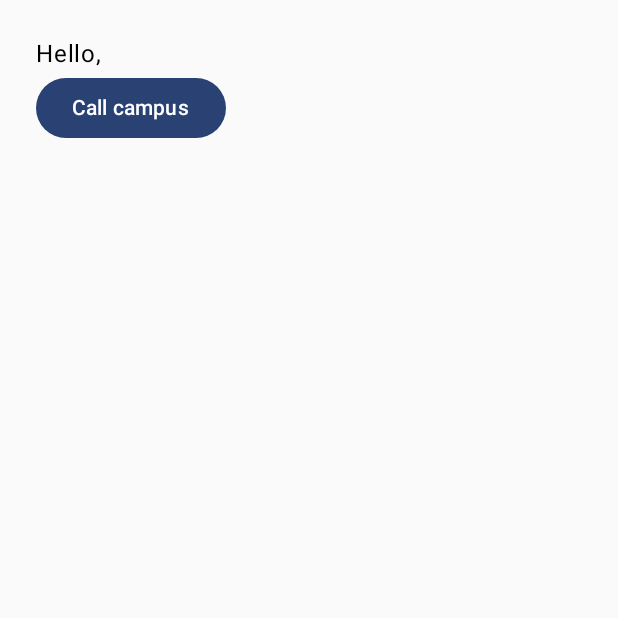
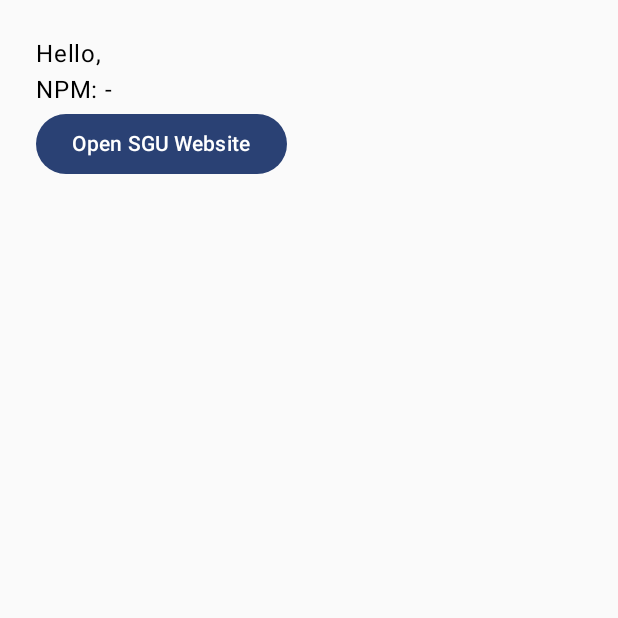
Before and after one commit to davidl1459/kampusgo, an Android app built with Jetpack Compose: the screen it shows after launch (ProfileActivity), after a tap on "Open profile", on a phone screen of 412 x 824 dp, the top half of it. Run offline under Robolectric (Android 15) with nearby library versions, the phone set to English and light mode, and no system bars.

Commit message:
Lab 03 Activities, Lifecycle, and Intents

```diff
--- a/app/src/main/java/com/sgu/kampusgo/MainActivity.kt
+++ b/app/src/main/java/com/sgu/kampusgo/MainActivity.kt
@@ -31,6 +31,7 @@ class MainActivity : ComponentActivity() {
             KampusGoTheme {
 // Holds the typed text while this screen is open. A redraw keeps it. Rotation still runs onCreate again.
                 var name by remember { mutableStateOf("") }
+                var npm by remember { mutableStateOf("") }
                 Scaffold(modifier = Modifier.fillMaxSize()) { innerPadding ->
                     Column(
                         modifier = Modifier
@@ -44,11 +45,17 @@ class MainActivity : ComponentActivity() {
                             onValueChange = { name = it },
                             label = { Text("Your name") }
                         )
+                        OutlinedTextField(
+                            value = npm,
+                            onValueChange = { npm = it },
+                            label = { Text("Your NPM") }
+                        )
                         Button(onClick = {
 // Explicit Intent: open ProfileActivity, which is our own screen.
                             val intent = Intent(activity, ProfileActivity::class.java)
 // Attach the typed name under the label "name". Screen 2 reads that same label.
                             intent.putExtra("name", name)
+                            intent.putExtra("npm", npm)
 // Ask Android to create screen 2 and show it.
                             activity.startActivity(intent)
                         }) {
--- a/app/src/main/java/com/sgu/kampusgo/ProfileActivity.kt
+++ b/app/src/main/java/com/sgu/kampusgo/ProfileActivity.kt
@@ -25,21 +25,24 @@ class ProfileActivity: ComponentActivity() {
         val activity = this
 // Read the extra named "name". If screen 1 sent nothing, use Guest. No !!.
         val name = intent.getStringExtra("name") ?: "Guest"
+        val npm = intent.getStringExtra("npm")?.ifBlank {"-"} ?: "-"
+
         setContent {
             KampusGoTheme {
                 Column(modifier = Modifier.padding(24.dp)) {
 // Show the name that traveled inside the Intent.
                     Text(text = "Hello, $name")
+                    Text(text = "NPM: $npm")
                     Button(onClick = {
 // Implicit Intent: do not name an Activity. Ask the phone for a dialer.
-                        val dial = Intent(Intent.ACTION_DIAL, Uri.parse("tel:0211234567"))
+                        val web = Intent(Intent.ACTION_VIEW, Uri.parse("https://www.sgu.ac.id"))
                         try {
-                            activity.startActivity(dial)
+                            activity.startActivity(web)
                         } catch (e: ActivityNotFoundException) {
-                            Toast.makeText(activity, "No dialer on this device", Toast.LENGTH_SHORT).show()
+                            Toast.makeText(activity, "No browser on this device", Toast.LENGTH_SHORT).show()
                         }
                     }) {
-                        Text("Call campus")
+                        Text("Open SGU Website")
                     }
                 }
             }
```
